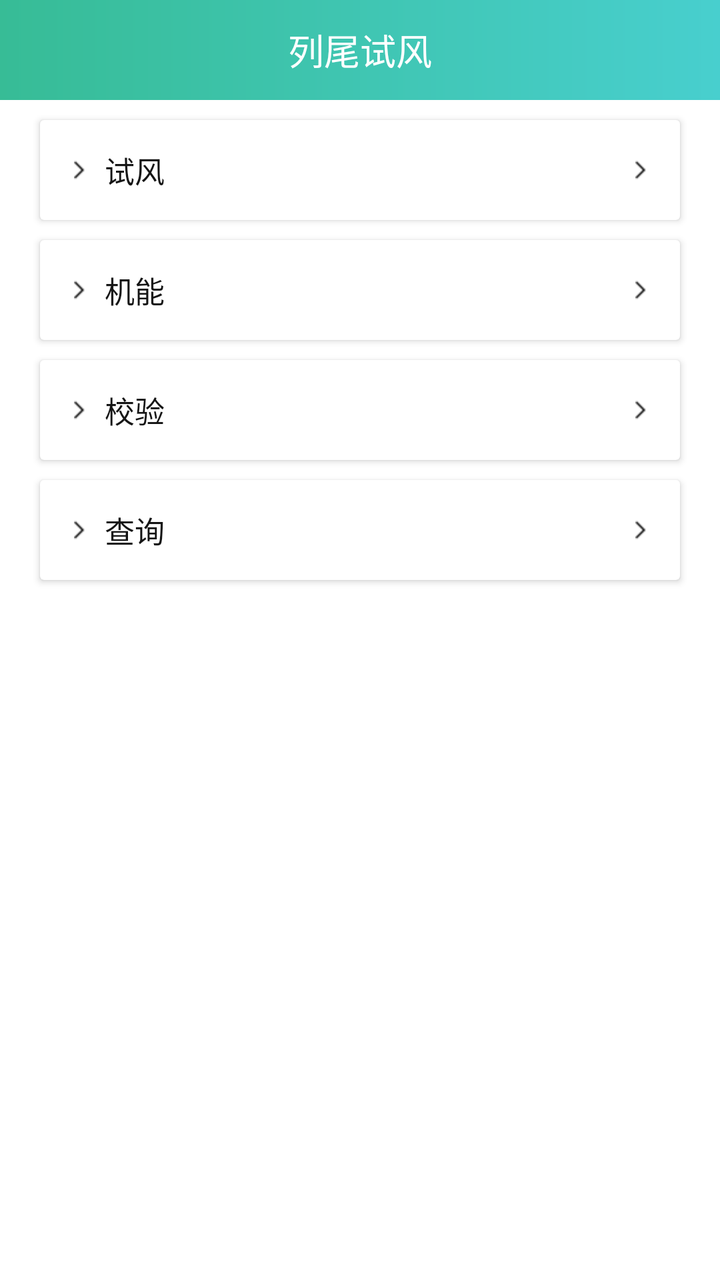
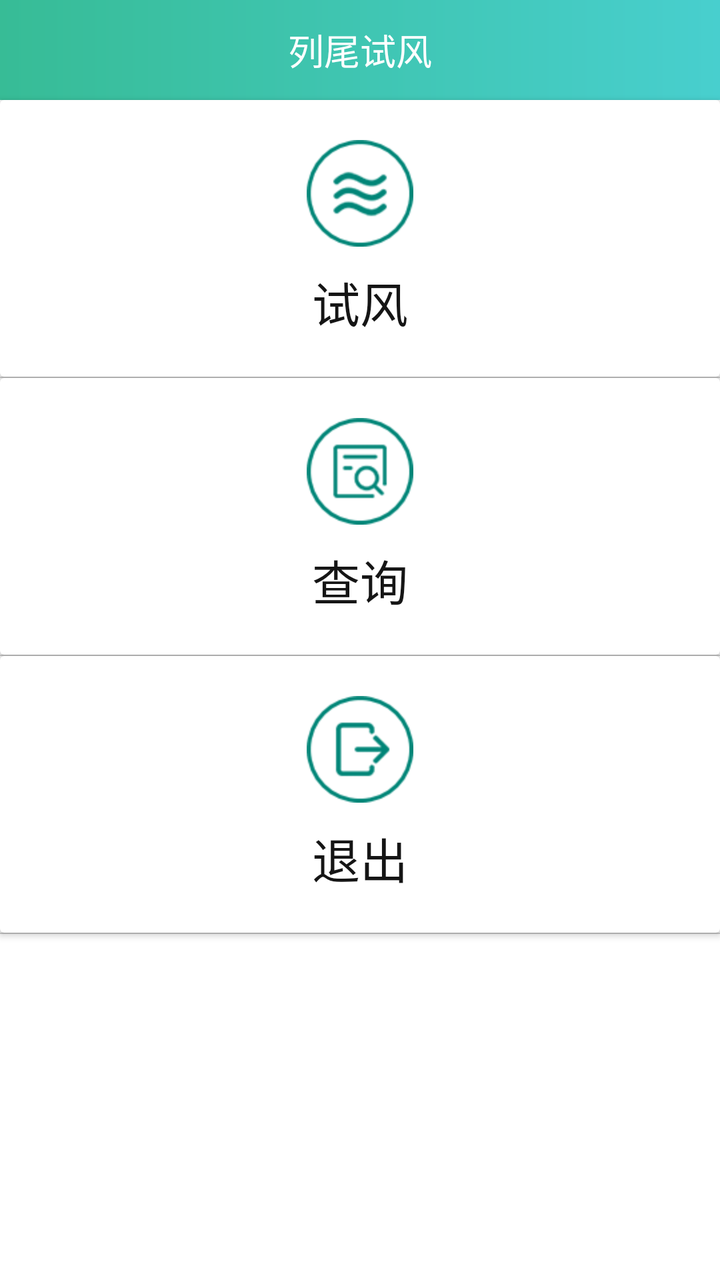

Before-and-after screenshots of an Android layout around one commit, followed by the original layout XML and the change that was made.
<!-- AndroidManifest.xml: application theme Theme.AppCompat.Light.NoActionBar -->
<!-- res/layout/activity_main.xml -->
<?xml version="1.0" encoding="utf-8"?>
<LinearLayout xmlns:android="http://schemas.android.com/apk/res/android"
    xmlns:app="http://schemas.android.com/apk/res-auto"
    xmlns:tools="http://schemas.android.com/tools"
    android:layout_width="match_parent"
    android:layout_height="match_parent"
    android:orientation="vertical"
    tools:context=".Activitys.MainActivity"
    android:background="@color/color_white">
    <RelativeLayout
        android:layout_width="match_parent"
        android:layout_height="@dimen/space_50"
        android:background="@drawable/bg_gradient_color">
        <TextView
            android:layout_width="wrap_content"
            android:layout_height="wrap_content"
            android:textSize="@dimen/text_size_18"
            android:text="@string/app_name"
            android:textColor="@color/color_white"
            android:layout_centerInParent="true"/>
        <TextView
            android:id="@+id/tv_setting"
            android:layout_width="@dimen/space_40"
            android:layout_height="match_parent"
            android:textSize="@dimen/text_size_18"
            android:textColor="@color/color_white"
            android:layout_alignParentLeft="true"/>
        <TextView
            android:id="@+id/tv_test_serial_port"
            android:layout_width="@dimen/space_40"
            android:layout_height="match_parent"
            android:textSize="@dimen/text_size_18"
            android:textColor="@color/color_white"
            android:layout_alignParentRight="true"/>
    </RelativeLayout>

    <android.support.v7.widget.CardView
        android:id="@+id/tv_testWind"
        android:layout_width="match_parent"
        android:layout_height="wrap_content"
        app:contentPaddingRight="@dimen/space_12"
        app:contentPaddingLeft="@dimen/space_12"
        android:layout_marginLeft="@dimen/space_20"
        android:layout_marginRight="@dimen/space_20"
        android:layout_marginTop="@dimen/space_10"
        app:cardElevation="@dimen/space_2"
        android:background="@color/color_white">
        <TextView
            android:layout_width="match_parent"
            android:layout_height="@dimen/space_50"
            android:text="试风"
            android:textSize="@dimen/text_size_15"
            android:textColor="@color/color_black"
            android:gravity="center_vertical"
            android:drawableRight="@mipmap/ic_jiantou"
            android:drawableLeft="@mipmap/ic_jiantou"
            android:drawablePadding="@dimen/space_10"
            android:paddingLeft="@dimen/space_5"
            android:paddingRight="@dimen/space_5"/>
    </android.support.v7.widget.CardView>
    <android.support.v7.widget.CardView
        android:id="@+id/tv_enginery"
        android:layout_width="match_parent"
        android:layout_height="wrap_content"
        app:contentPaddingRight="@dimen/space_12"
        app:contentPaddingLeft="@dimen/space_12"
        android:layout_marginLeft="@dimen/space_20"
        android:layout_marginRight="@dimen/space_20"
        android:layout_marginTop="@dimen/space_10"
        app:cardElevation="@dimen/space_2"
        android:background="@color/color_white">
        <TextView
            android:layout_width="match_parent"
            android:layout_height="@dimen/space_50"
            android:text="机能"
            android:textSize="@dimen/text_size_15"
            android:textColor="@color/color_black"
            android:gravity="center_vertical"
            android:drawableRight="@mipmap/ic_jiantou"
            android:drawableLeft="@mipmap/ic_jiantou"
            android:drawablePadding="@dimen/space_10"
            android:paddingLeft="@dimen/space_5"
            android:paddingRight="@dimen/space_5"/>
    </android.support.v7.widget.CardView>
    <android.support.v7.widget.CardView
        android:id="@+id/tv_test"
        android:layout_width="match_parent"
        android:layout_height="wrap_content"
        app:contentPaddingRight="@dimen/space_12"
        app:contentPaddingLeft="@dimen/space_12"
        android:layout_marginLeft="@dimen/space_20"
        android:layout_marginRight="@dimen/space_20"
        android:layout_marginTop="@dimen/space_10"
        app:cardElevation="@dimen/space_2"
        android:background="@color/color_white">
        <TextView
            android:layout_width="match_parent"
            android:layout_height="@dimen/space_50"
            android:text="校验"
            android:textSize="@dimen/text_size_15"
            android:textColor="@color/color_black"
            android:gravity="center_vertical"
            android:drawableRight="@mipmap/ic_jiantou"
            android:drawableLeft="@mipmap/ic_jiantou"
            android:drawablePadding="@dimen/space_10"
            android:paddingLeft="@dimen/space_5"
            android:paddingRight="@dimen/space_5"/>
    </android.support.v7.widget.CardView>
    <android.support.v7.widget.CardView
        android:id="@+id/tv_search"
        android:layout_width="match_parent"
        android:layout_height="wrap_content"
        app:contentPaddingRight="@dimen/space_12"
        app:contentPaddingLeft="@dimen/space_12"
        android:layout_marginLeft="@dimen/space_20"
        android:layout_marginRight="@dimen/space_20"
        android:layout_marginTop="@dimen/space_10"
        app:cardElevation="@dimen/space_2"
        android:background="@color/color_white">
        <TextView
            android:layout_width="match_parent"
            android:layout_height="@dimen/space_50"
            android:text="查询"
            android:textSize="@dimen/text_size_15"
            android:textColor="@color/color_black"
            android:gravity="center_vertical"
            android:drawableRight="@mipmap/ic_jiantou"
            android:drawableLeft="@mipmap/ic_jiantou"
            android:drawablePadding="@dimen/space_10"
            android:paddingLeft="@dimen/space_5"
            android:paddingRight="@dimen/space_5"/>
    </android.support.v7.widget.CardView>
</LinearLayout>
<!-- resources referenced by this layout -->
<resources>
  <color name="color_black">#151515</color>
  <color name="color_white">#FFFFFF</color>
  <dimen name="space_10">10dp</dimen>
  <dimen name="space_12">12dp</dimen>
  <dimen name="space_2">2dp</dimen>
  <dimen name="space_20">20dp</dimen>
  <dimen name="space_40">40dp</dimen>
  <dimen name="space_5">5dp</dimen>
  <dimen name="space_50">50dp</dimen>
  <dimen name="text_size_15">15sp</dimen>
  <dimen name="text_size_18">18sp</dimen>
  <!-- drawable bg_gradient_color (drawable) -->
  <?xml version="1.0" encoding="utf-8"?>
  <shape xmlns:android="http://schemas.android.com/apk/res/android"
      android:shape="rectangle">
  
      <gradient
          android:angle="0"
          android:centerX="0.5"
          android:centerY="0.5"
          android:startColor="#37BC96"
          android:endColor="#48CFCE"
          android:type="linear"/>
  
  </shape>
  <!-- mipmap ic_jiantou: png bitmap (mipmap-hdpi, 244 bytes) -->
  <string name="app_name">列尾试风</string>
</resources>

<!-- the commit's change to res/layout/activity_main.xml (unified diff, before → after) -->
@@ -5,7 +5,7 @@
     android:layout_width="match_parent"
     android:layout_height="match_parent"
     android:orientation="vertical"
-    tools:context=".Activitys.MainActivity"
+    tools:context=".activitys.MainActivity"
     android:background="@color/color_white">
     <RelativeLayout
         android:layout_width="match_parent"
@@ -38,96 +38,90 @@
         android:id="@+id/tv_testWind"
         android:layout_width="match_parent"
         android:layout_height="wrap_content"
-        app:contentPaddingRight="@dimen/space_12"
-        app:contentPaddingLeft="@dimen/space_12"
-        android:layout_marginLeft="@dimen/space_20"
-        android:layout_marginRight="@dimen/space_20"
-        android:layout_marginTop="@dimen/space_10"
-        app:cardElevation="@dimen/space_2"
         android:background="@color/color_white">
+        <LinearLayout
+            android:layout_width="match_parent"
+            android:layout_height="wrap_content"
+            android:layout_marginTop="@dimen/space_20"
+            android:orientation="vertical">
+        <ImageView
+            android:id="@+id/image_test"
+            android:layout_width="match_parent"
+            android:layout_height="wrap_content"
+            android:src="@mipmap/test"/>
         <TextView
             android:layout_width="match_parent"
-            android:layout_height="@dimen/space_50"
+            android:layout_height="wrap_content"
             android:text="试风"
-            android:textSize="@dimen/text_size_15"
+            android:textSize="@dimen/text_size_24"
+            android:layout_marginTop="@dimen/space_10"
+            android:layout_marginBottom="@dimen/space_20"
             android:textColor="@color/color_black"
-            android:gravity="center_vertical"
-            android:drawableRight="@mipmap/ic_jiantou"
-            android:drawableLeft="@mipmap/ic_jiantou"
-            android:drawablePadding="@dimen/space_10"
-            android:paddingLeft="@dimen/space_5"
-            android:paddingRight="@dimen/space_5"/>
+            android:gravity="center"/>
+        </LinearLayout>
     </android.support.v7.widget.CardView>
-    <android.support.v7.widget.CardView
-        android:id="@+id/tv_enginery"
+    <View
         android:layout_width="match_parent"
-        android:layout_height="wrap_content"
-        app:contentPaddingRight="@dimen/space_12"
-        app:contentPaddingLeft="@dimen/space_12"
-        android:layout_marginLeft="@dimen/space_20"
-        android:layout_marginRight="@dimen/space_20"
-        android:layout_marginTop="@dimen/space_10"
-        app:cardElevation="@dimen/space_2"
-        android:background="@color/color_white">
-        <TextView
-            android:layout_width="match_parent"
-            android:layout_height="@dimen/space_50"
-            android:text="机能"
-            android:textSize="@dimen/text_size_15"
-            android:textColor="@color/color_black"
-            android:gravity="center_vertical"
-            android:drawableRight="@mipmap/ic_jiantou"
-            android:drawableLeft="@mipmap/ic_jiantou"
-            android:drawablePadding="@dimen/space_10"
-            android:paddingLeft="@dimen/space_5"
-            android:paddingRight="@dimen/space_5"/>
-    </android.support.v7.widget.CardView>
-    <android.support.v7.widget.CardView
-        android:id="@+id/tv_test"
-        android:layout_width="match_parent"
-        android:layout_height="wrap_content"
-        app:contentPaddingRight="@dimen/space_12"
-        app:contentPaddingLeft="@dimen/space_12"
-        android:layout_marginLeft="@dimen/space_20"
-        android:layout_marginRight="@dimen/space_20"
-        android:layout_marginTop="@dimen/space_10"
-        app:cardElevation="@dimen/space_2"
-        android:background="@color/color_white">
-        <TextView
-            android:layout_width="match_parent"
-            android:layout_height="@dimen/space_50"
-            android:text="校验"
-            android:textSize="@dimen/text_size_15"
-            android:textColor="@color/color_black"
-            android:gravity="center_vertical"
-            android:drawableRight="@mipmap/ic_jiantou"
-            android:drawableLeft="@mipmap/ic_jiantou"
-            android:drawablePadding="@dimen/space_10"
-            android:paddingLeft="@dimen/space_5"
-            android:paddingRight="@dimen/space_5"/>
-    </android.support.v7.widget.CardView>
+        android:layout_height="0.5dp"
+        android:background="@color/color_gray_c"/>
     <android.support.v7.widget.CardView
         android:id="@+id/tv_search"
         android:layout_width="match_parent"
         android:layout_height="wrap_content"
-        app:contentPaddingRight="@dimen/space_12"
-        app:contentPaddingLeft="@dimen/space_12"
-        android:layout_marginLeft="@dimen/space_20"
-        android:layout_marginRight="@dimen/space_20"
-        android:layout_marginTop="@dimen/space_10"
-        app:cardElevation="@dimen/space_2"
         android:background="@color/color_white">
+        <LinearLayout
+            android:layout_width="match_parent"
+            android:layout_height="wrap_content"
+            android:layout_marginTop="@dimen/space_20"
+            android:orientation="vertical">
+        <ImageView
+            android:id="@+id/image_query"
+            android:layout_width="match_parent"
+            android:layout_height="wrap_content"
+            android:src="@mipmap/query"/>
         <TextView
             android:layout_width="match_parent"
-            android:layout_height="@dimen/space_50"
+            android:layout_height="wrap_content"
             android:text="查询"
-            android:textSize="@dimen/text_size_15"
+            android:textSize="@dimen/text_size_24"
             android:textColor="@color/color_black"
-            android:gravity="center_vertical"
-            android:drawableRight="@mipmap/ic_jiantou"
-            android:drawableLeft="@mipmap/ic_jiantou"
-            android:drawablePadding="@dimen/space_10"
-            android:paddingLeft="@dimen/space_5"
-            android:paddingRight="@dimen/space_5"/>
+            android:layout_marginTop="@dimen/space_10"
+            android:layout_marginBottom="@dimen/space_20"
+            android:gravity="center"/>
+        </LinearLayout>
     </android.support.v7.widget.CardView>
+    <View
+        android:layout_width="match_parent"
+        android:layout_height="0.5dp"
+        android:background="@color/color_gray_c"/>
+    <android.support.v7.widget.CardView
+        android:id="@+id/tv_exit"
+        android:layout_width="match_parent"
+        android:layout_height="wrap_content"
+        android:background="@color/color_white">
+        <LinearLayout
+            android:layout_width="match_parent"
+            android:layout_height="wrap_content"
+            android:layout_marginTop="@dimen/space_20"
+            android:orientation="vertical">
+            <ImageView
+                android:id="@+id/image_exit"
+                android:layout_width="match_parent"
+                android:layout_height="wrap_content"
+                android:src="@mipmap/exit"/>
+            <TextView
+                android:layout_width="match_parent"
+                android:layout_height="wrap_content"
+                android:text="退出"
+                android:textSize="@dimen/text_size_24"
+                android:textColor="@color/color_black"
+                android:layout_marginTop="@dimen/space_10"
+                android:layout_marginBottom="@dimen/space_20"
+                android:gravity="center"/>
+        </LinearLayout>
+    </android.support.v7.widget.CardView>
+    <View
+        android:layout_width="match_parent"
+        android:layout_height="0.5dp"
+        android:background="@color/color_gray_c"/>
 </LinearLayout>
<!-- resource entries referenced after the edit -->
@@ -1,16 +1,14 @@
 <!-- resources referenced by this layout -->
 <resources>
   <color name="color_black">#151515</color>
+  <color name="color_gray_c">#CCCCCC</color>
   <color name="color_white">#FFFFFF</color>
   <dimen name="space_10">10dp</dimen>
-  <dimen name="space_12">12dp</dimen>
-  <dimen name="space_2">2dp</dimen>
   <dimen name="space_20">20dp</dimen>
   <dimen name="space_40">40dp</dimen>
-  <dimen name="space_5">5dp</dimen>
   <dimen name="space_50">50dp</dimen>
-  <dimen name="text_size_15">15sp</dimen>
   <dimen name="text_size_18">18sp</dimen>
+  <dimen name="text_size_24">24sp</dimen>
   <!-- drawable bg_gradient_color (drawable) -->
   <?xml version="1.0" encoding="utf-8"?>
   <shape xmlns:android="http://schemas.android.com/apk/res/android"
@@ -25,7 +23,9 @@
           android:type="linear"/>
   
   </shape>
-  <!-- mipmap ic_jiantou: png bitmap (mipmap-hdpi, 244 bytes) -->
+  <!-- mipmap exit: png bitmap (mipmap-hdpi, 18719 bytes) -->
+  <!-- mipmap query: png bitmap (mipmap-hdpi, 19104 bytes) -->
+  <!-- mipmap test: png bitmap (mipmap-hdpi, 19309 bytes) -->
   <string name="app_name">列尾试风</string>
 </resources>
 
